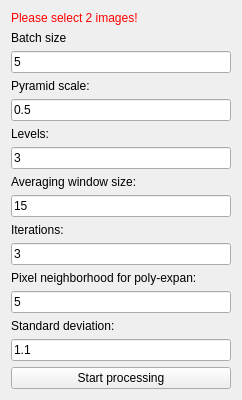
First picture: the form in Plugins/org.mitk.gui.qt.photoacoustics.pausmotioncompensation/src/internal/PAUSMotionCompensationControls.ui, repository MITK/MITK, before the edit.
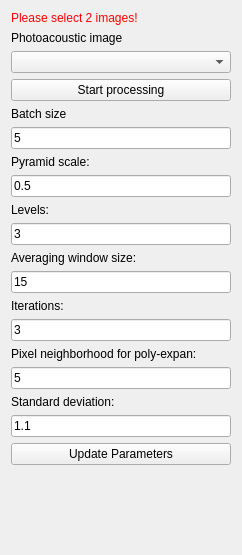
Second picture: the form after the edit.

Commit message: User interface and plugin were finished

```diff
--- a/Plugins/org.mitk.gui.qt.photoacoustics.pausmotioncompensation/src/internal/PAUSMotionCompensationControls.ui
+++ b/Plugins/org.mitk.gui.qt.photoacoustics.pausmotioncompensation/src/internal/PAUSMotionCompensationControls.ui
@@ -7,7 +7,7 @@
     <x>0</x>
     <y>0</y>
     <width>242</width>
-    <height>391</height>
+    <height>555</height>
    </rect>
   </property>
   <property name="minimumSize">
@@ -30,6 +30,26 @@
      </property>
     </widget>
    </item>
+   <item>
+    <widget class="QLabel" name="label_8">
+     <property name="text">
+      <string>Photoacoustic image</string>
+     </property>
+    </widget>
+   </item>
+   <item>
+    <widget class="QComboBox" name="comboBoxPA"/>
+   </item>
+   <item>
+    <widget class="QPushButton" name="buttonPerformImageProcessing">
+     <property name="toolTip">
+      <string>Do image processing</string>
+     </property>
+     <property name="text">
+      <string>Start processing</string>
+     </property>
+    </widget>
+   </item>
    <item>
     <widget class="QLabel" name="label_7">
      <property name="text">
@@ -129,12 +149,9 @@
     </widget>
    </item>
    <item>
-    <widget class="QPushButton" name="buttonPerformImageProcessing">
-     <property name="toolTip">
-      <string>Do image processing</string>
-     </property>
+    <widget class="QPushButton" name="buttonUpdateParameters">
      <property name="text">
-      <string>Start processing</string>
+      <string>Update Parameters</string>
      </property>
     </widget>
    </item>
```
The commit also changes 2 other files.
